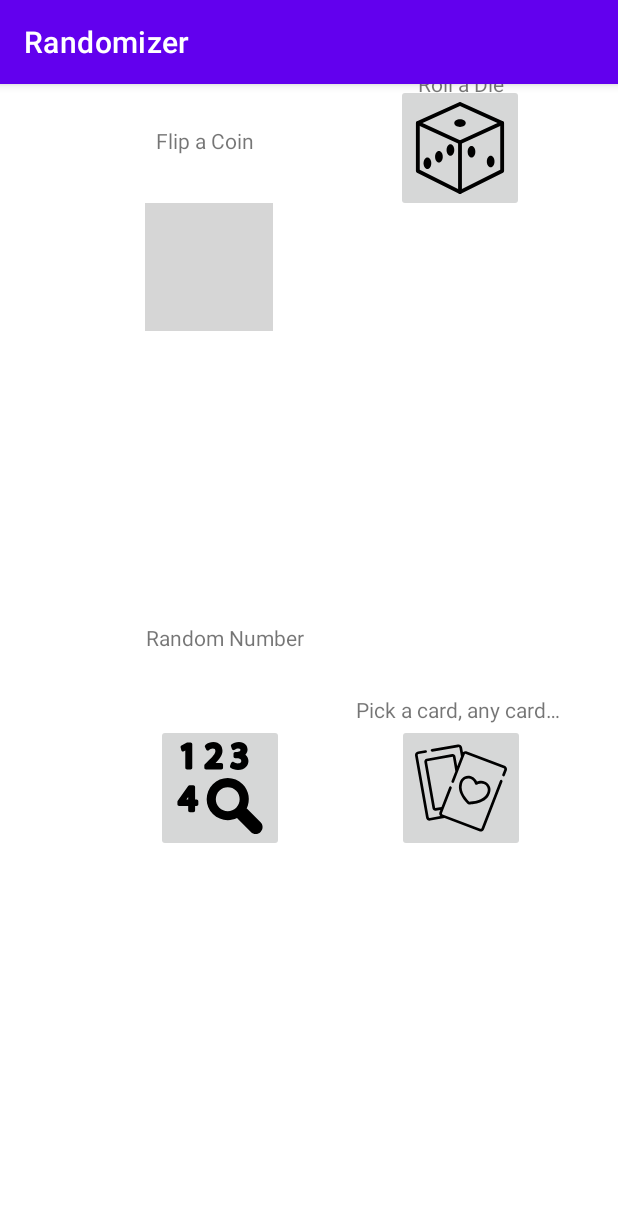
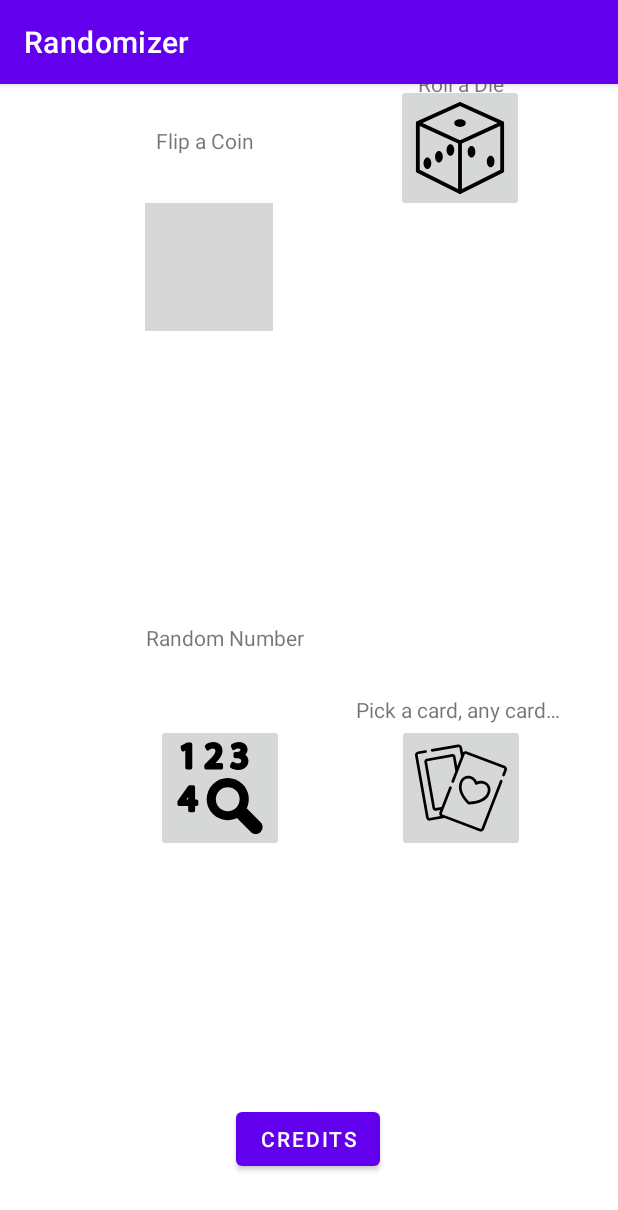
Before and after one commit to tucker-tyler/Randomizer-Android, an Android app: the screen it shows after launch (MainActivity), on a phone screen of 412 x 824 dp. Shown: the top 1210 px of the screen. Run offline under Robolectric (Android 15) with nearby library versions, the phone set to English and light mode, and no system bars; grey boxes are pictures that could not be loaded.

Commit message:
added credits screen

```diff
--- a/Randomizer/app/src/main/java/com/example/randomizer/MainActivity.java
+++ b/Randomizer/app/src/main/java/com/example/randomizer/MainActivity.java
@@ -33,4 +33,9 @@ public class MainActivity extends AppCompatActivity {
         Intent intent = new Intent(this, PlayingCard.class);
         startActivity(intent);
     }
+
+    public void creditsOpener(View view) {
+        Intent intent = new Intent(this, Credits.class);
+        startActivity(intent);
+    }
 }
--- a/Randomizer/app/src/main/java/com/example/randomizer/PlayingCard.java
+++ b/Randomizer/app/src/main/java/com/example/randomizer/PlayingCard.java
@@ -23,7 +23,7 @@ public class PlayingCard extends AppCompatActivity {
     TextView answerPlayingCardNum;
     TextView answerPlayingCardSuit;
 
-    String[] suits = {"Spade", "Club", "Heart", "Diamond"};
+    String[] suits = {"Spades", "Clubs", "Hearts", "Diamonds"};
     String[] cardNumbers = {"2", "3", "4", "5", "6", "7", "8", "9", "10", "Jack", "Queen", "King", "Ace"};
 
     @Override
--- a/Randomizer/app/src/main/res/layout/activity_main.xml
+++ b/Randomizer/app/src/main/res/layout/activity_main.xml
@@ -118,5 +118,20 @@
         app:layout_constraintStart_toEndOf="@+id/nav_random_title"
         app:layout_constraintTop_toBottomOf="@+id/nav_dice_button"
         app:layout_constraintVertical_bias="1.0" />
+
+    <Button
+        android:id="@+id/nav_credits_button"
+        android:layout_width="wrap_content"
+        android:layout_height="wrap_content"
+        android:layout_marginTop="16dp"
+        android:layout_marginBottom="16dp"
+        android:onClick="creditsOpener"
+        android:text="@string/title_credits"
+        app:layout_constraintBottom_toBottomOf="parent"
+        app:layout_constraintEnd_toEndOf="parent"
+        app:layout_constraintHorizontal_bias="0.498"
+        app:layout_constraintStart_toStartOf="parent"
+        app:layout_constraintTop_toBottomOf="@+id/nav_random_button"
+        app:layout_constraintVertical_bias="0.858" />
     <!--    </LinearLayout>-->
 </androidx.constraintlayout.widget.ConstraintLayout>
--- a/Randomizer/app/src/main/res/values/strings.xml
+++ b/Randomizer/app/src/main/res/values/strings.xml
@@ -47,4 +47,9 @@
     <!-- errors -->
     <string name="error_general">general error</string>
 
+    <!-- credits -->
+    <string name="title_credits">Credits</string>
+    <string name="credits_copyright">&#169; webcooltz 2021</string>
+    <string name="credits_icons"><div>Icons made by <a href="https://www.freepik.com" title="Freepik">Freepik</a> from <a href="https://www.flaticon.com/" title="Flaticon">www.flaticon.com</a></div></string>
+
 </resources>
```
Also changed, not shown: Randomizer/app/src/main/AndroidManifest.xml (+7 -2 lines), Randomizer/app/src/main/java/com/example/randomizer/Credits.java (added, +22 -0 lines), Randomizer/app/src/main/res/layout/activity_credits.xml (added, +50 -0 lines), 1 other file.
